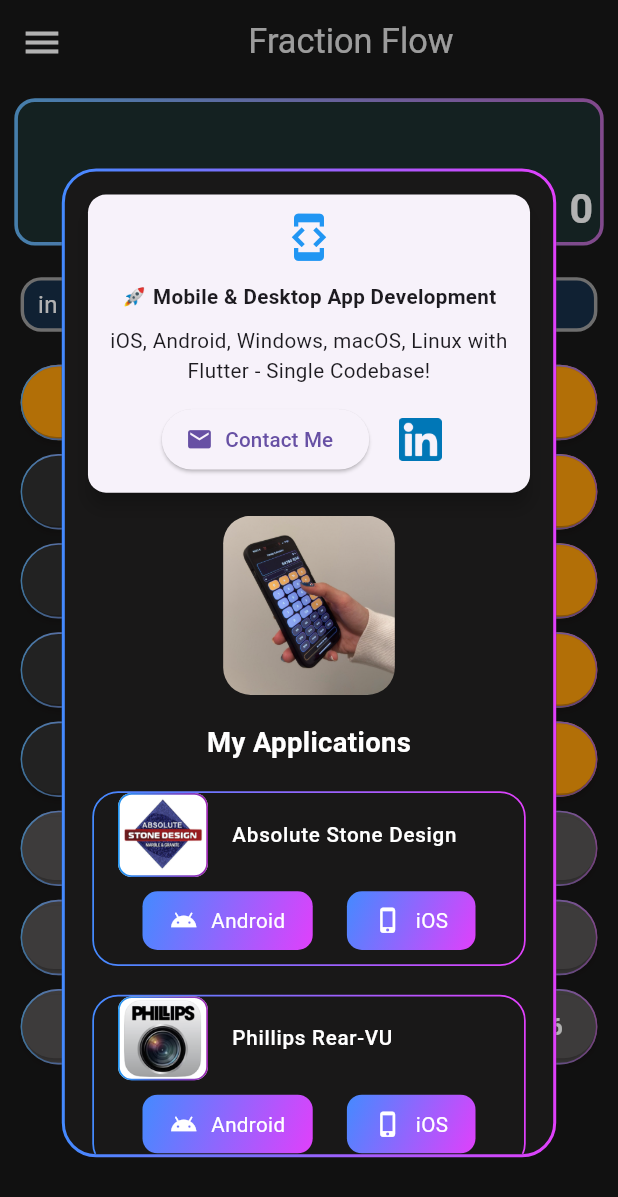
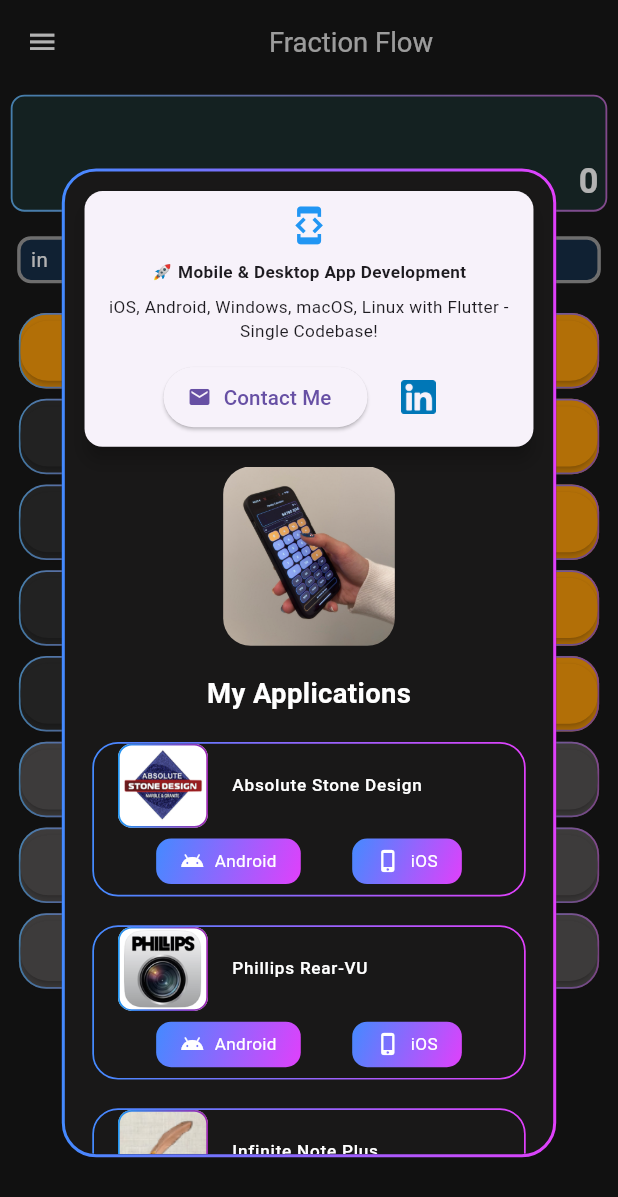
Before and after one commit to johnhcolani/HandiCalc, a Flutter app: the screen it shows after launch, after a tap on the "menu" icon, on a phone screen of 412 x 824 dp. Shown: the top 1197 px of the screen. Run offline on Flutter 3.47's test engine with Material 3 defaults, Android fonts, the phone set to English and light mode, and no system bars; our stand-ins replace flutter_bloc, flutter_screenutil, gradient_borders, lottie; missing offline and left inert: fraction.

Commit message:
Ready to submit for market

```diff
--- a/lib/features/calculator/presentation/screens/fraction_calculator_screen.dart
+++ b/lib/features/calculator/presentation/screens/fraction_calculator_screen.dart
@@ -21,11 +21,11 @@
         title: Center(
           child: Text(
             'Fraction Flow',
-            style: TextStyle(color: Colors.grey.shade300,fontSize: 20.sp),
+            style: TextStyle(color: Colors.grey.shade300,fontSize: 16.sp),
           ),
         ),
         leading: IconButton(
-          icon: Icon(Icons.menu, color: Colors.white,size: 24.dm,),
+          icon: Icon(Icons.menu, color: Colors.white,size: 18.dm,),
           onPressed: () => showDialog(
             context: context,
             builder: (context) => const AppInfoOverlay(),
@@ -51,27 +51,27 @@
 
   Widget _buildDisplaySection(BuildContext context, CalculatorState state) {
     return Padding(
-      padding:  EdgeInsets.all(8.h),
+      padding:  EdgeInsets.all(6.h),
       child: Container(
         decoration: BoxDecoration(
           color: Colors.blue.withValues(red: 0.2,blue: 1,green: 1,alpha: 0.1),
           border: GradientBoxBorder(
-            width: 2.dm,
+            width: 1.dm,
             gradient: LinearGradient(colors: [
               Colors.blue.shade300,
               Colors.purple.shade300
             ]),
           ),
-          borderRadius: BorderRadius.circular(12.r),
+          borderRadius: BorderRadius.circular(8.r),
         ),
         child: Column(
           children: [
             Container(
               alignment: Alignment.centerRight,
-              padding:  EdgeInsets.symmetric(horizontal: 12.w, vertical: 4.h),
+              padding:  EdgeInsets.symmetric(horizontal: 8.w, vertical: 2.h),
               child: Text(state.expression,
                   style: TextStyle(
-                      fontSize: 24.sp,
+                      fontSize: 20.sp,
                       fontWeight: FontWeight.bold,
                       color: Colors.grey[300])),
             ),
@@ -80,7 +80,7 @@
               padding:  EdgeInsets.symmetric(horizontal: 4.w, vertical: 2.h),
               child: Text(state.displayText,
                   style:  TextStyle(
-                      fontSize: 24.sp,
+                      fontSize: 20.sp,
                       fontWeight: FontWeight.bold,
                       color: Colors.white)),
             ),
@@ -97,7 +97,7 @@
         children: [
           Expanded(child: _buildResultContainer("in", state.inchResult, Color(
               0xFFC7ADD5))),
-          SizedBox(width: 8.r),
+          SizedBox(width: 4.r),
           Expanded(child: _buildResultContainer("ft", state.feetInchResult, Colors.white)),
         ],
       ),
@@ -106,19 +106,19 @@
 
   Widget _buildResultContainer(String label, String result, Color textColor) {
     return Padding(
-      padding:  EdgeInsets.all(8.w),
+      padding:  EdgeInsets.all(6.w),
       child: Container(
         decoration: BoxDecoration(
           color: Colors.blue.withValues(red: .01,blue: 2,green: 1,alpha: 0.1),
           border: Border.all(color: Colors.grey, width: 2.w),
-          borderRadius: BorderRadius.circular(12.r),
+          borderRadius: BorderRadius.circular(8.r),
         ),
         child: Padding(
-          padding:  EdgeInsets.symmetric(horizontal: 8.w, vertical: 2.h),
+          padding:  EdgeInsets.symmetric(horizontal: 6.w, vertical: 2.h),
           child: Row(
             mainAxisAlignment: MainAxisAlignment.spaceBetween,
             children: [
-              Text(label, style:  TextStyle(color: Colors.white,fontSize: 14.sp)),
+              Text(label, style:  TextStyle(color: Colors.white,fontSize: 12.sp)),
 
               // Auto-scale font to fit within the container
               Expanded(
@@ -127,7 +127,7 @@
                   child: Text(
                     result,
                     style: TextStyle(
-                      fontSize: 16.sp,
+                      fontSize: 13.sp,
                       fontWeight: FontWeight.bold,
                       color: textColor,
                     ),
@@ -144,7 +144,7 @@
   Widget _buildCalculatorButtons(BuildContext context) {
     return Expanded(
       child: Padding(
-        padding:  EdgeInsets.symmetric(horizontal: 8.w, vertical: 5.h),
+        padding:  EdgeInsets.symmetric(horizontal: 8.w, vertical: 6.h),
         child: Column(
           children: [
             _buildOperatorRow(["C", "±", "%", "÷"]),
--- a/lib/features/calculator/presentation/widgets/app_info_overlay.dart
+++ b/lib/features/calculator/presentation/widgets/app_info_overlay.dart
@@ -234,13 +234,13 @@
               app.name,
               style:  TextStyle(
                 color: Colors.white,
-                fontSize: 12.sp,
+                fontSize: 10.sp,
                 fontWeight: FontWeight.w500,
               ),
             ),
           ),
           Padding(
-            padding:  EdgeInsets.all(8.h),
+            padding:  EdgeInsets.all(6.h),
             child: Row(
               mainAxisAlignment: MainAxisAlignment.spaceEvenly,
               children: [
@@ -279,7 +279,7 @@
     return GestureDetector(
       onTap: onTap,
       child: Container(
-        padding:  EdgeInsets.symmetric(horizontal: 16.w, vertical: 8.h),
+        padding:  EdgeInsets.symmetric(horizontal: 14.w, vertical: 6.h),
         decoration: BoxDecoration(
           borderRadius: BorderRadius.circular(10),
           gradient: const LinearGradient(
@@ -290,13 +290,13 @@
         ),
         child: Row(
           children: [
-            Icon(icon, color: Colors.white, size: 16.r),
-            SizedBox(width: 8.w),
+            Icon(icon, color: Colors.white, size: 14.r),
+            SizedBox(width: 6.w),
             Text(
               label,
               style:  TextStyle(
                 color: Colors.white,
-                fontSize: 12.sp,
+                fontSize: 10.sp,
               ),
             ),
           ],
--- a/lib/features/calculator/presentation/widgets/calculator_button.dart
+++ b/lib/features/calculator/presentation/widgets/calculator_button.dart
@@ -23,7 +23,7 @@
 
     return Expanded(
       child: Padding(
-        padding:  EdgeInsets.all(4.w),
+        padding:  EdgeInsets.all(3.w),
         child: Container(
           decoration: BoxDecoration(
             border: GradientBoxBorder(
@@ -33,7 +33,7 @@
                 Colors.purple.shade300
               ]),
             ),
-            borderRadius: BorderRadius.circular(24.r),
+            borderRadius: BorderRadius.circular(16.r),
             color: colors.backgroundColor,
           ),
           child: ElevatedButton(
@@ -42,7 +42,7 @@
               backgroundColor: colors.backgroundColor,
               padding: _getPadding(),
               shape: RoundedRectangleBorder(
-                  borderRadius: BorderRadius.circular(24.r)),
+                  borderRadius: BorderRadius.circular(16.r)),
               elevation: 2,
             ),
             child: Text(text,
@@ -95,7 +95,7 @@
     );
   }
 
-  double _getTextSize() => isFraction ? 14.sp : 14.sp;
+  double _getTextSize() => isFraction ? 10.sp : 10.sp;
 
   EdgeInsets _getPadding() => isFraction
       ?  EdgeInsets.symmetric(vertical: 8.h)
--- a/lib/features/calculator/presentation/widgets/service_banner.dart
+++ b/lib/features/calculator/presentation/widgets/service_banner.dart
@@ -15,26 +15,26 @@
   @override
   Widget build(BuildContext context) {
     return Padding(
-      padding:  EdgeInsets.all(10.w),
+      padding:  EdgeInsets.all(8.w),
       child: Card(
         elevation: 5,
         shape: RoundedRectangleBorder(borderRadius: BorderRadius.circular(12)),
         child: Padding(
-          padding:  EdgeInsets.all(10.w),
+          padding:  EdgeInsets.all(8.w),
           child: Column(
             mainAxisSize: MainAxisSize.min,
             children: [
-              Icon(Icons.developer_mode, size: 30.w, color: Colors.blue),
-              SizedBox(height: 10.h),
+              Icon(Icons.developer_mode, size: 24.w, color: Colors.blue),
+              SizedBox(height: 8.h),
               Text(
                 "🚀 Mobile & Desktop App Development",
-                style: TextStyle(fontSize: 12.sp, fontWeight: FontWeight.bold),
+                style: TextStyle(fontSize: 10.sp, fontWeight: FontWeight.bold),
                 textAlign: TextAlign.center,
               ),
-              SizedBox(height: 8.h),
+              SizedBox(height: 6.h),
               Text(
                 "iOS, Android, Windows, macOS, Linux with Flutter - Single Codebase!",
-                style: TextStyle(fontSize: 12.sp),
+                style: TextStyle(fontSize: 10.sp),
                 textAlign: TextAlign.center,
               ),
               const SizedBox(height: 12),
@@ -43,15 +43,15 @@
                 children: [
                   ElevatedButton.icon(
                     onPressed: () => _launchURL("mailto:your_email@example.com"), // Email link
-                    icon:  Icon(Icons.email,size: 16.w,),
+                    icon:  Icon(Icons.email,size: 14.w,),
                     label:  Text("Contact Me",style: TextStyle(fontSize: 12.sp),),
                   ),
                   const SizedBox(width: 10), // Spacing between buttons
                   IconButton(
                     onPressed: () => _launchURL("https://www.linkedin.com/in/john-colani-43344a70/"), // LinkedIn profile
                     icon:  SizedBox(
-                        height: 25.h,
-                        width: 25.w,
+                        height: 20.h,
+                        width: 20.w,
                         child: Image.asset("assets/icons/linkedin.png")),
 
                     // style: ElevatedButton.styleFrom(
```
Also changed, not shown: 129 other files.
